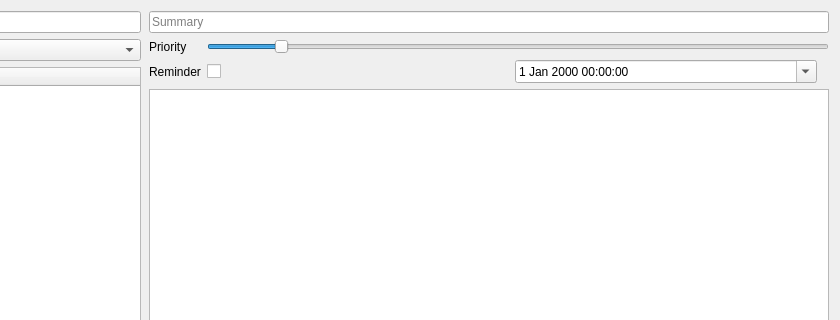
Qt form src/dialogs/tododialog.ui (pbek/QOwnNotes) before a commit; both pictures show x 209 to 1049 and y 0 to 320 of the 1049 by 735 pixel window.
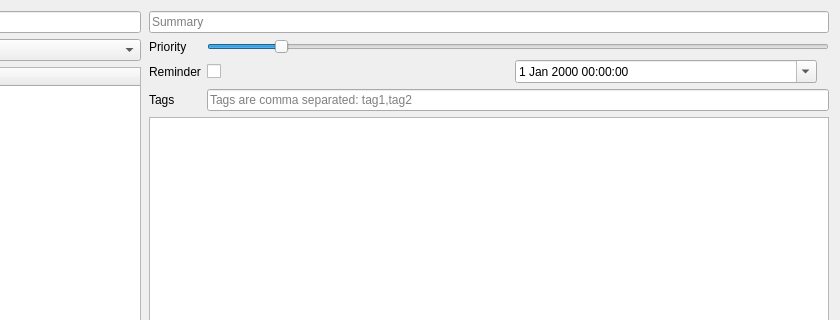
The same form after that commit. Icons and pictures are not drawn. Custom widgets are drawn as their Qt base class.

```diff
--- a/src/dialogs/tododialog.ui
+++ b/src/dialogs/tododialog.ui
@@ -146,6 +146,20 @@
             </layout>
            </widget>
           </item>
+          <item row="2" column="0">
+           <widget class="QLabel" name="tagsLabel">
+            <property name="text">
+             <string>Tags</string>
+            </property>
+           </widget>
+          </item>
+          <item row="2" column="1">
+           <widget class="QLineEdit" name="tagsLineEdit">
+            <property name="placeholderText">
+             <string>Tags are comma separated: tag1,tag2</string>
+            </property>
+           </widget>
+          </item>
          </layout>
         </item>
         <item row="0" column="0" colspan="2">
```
